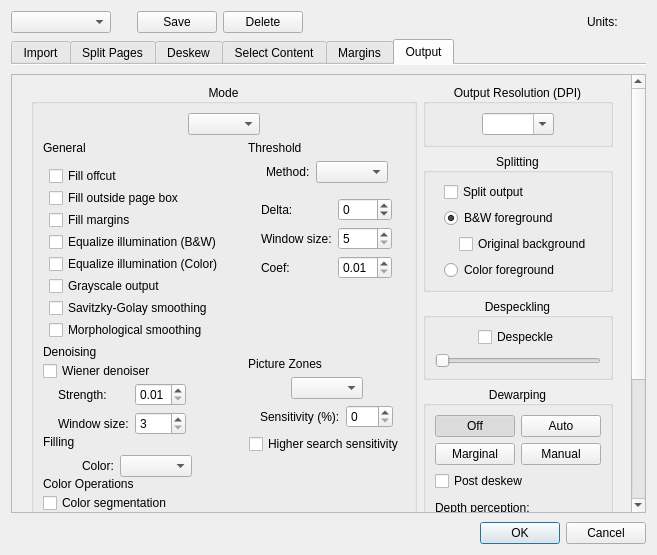
Before: the Qt Designer form src/app/DefaultParamsDialog.ui in 2ndmax/scantailor-ocr, drawn with Qt 5.
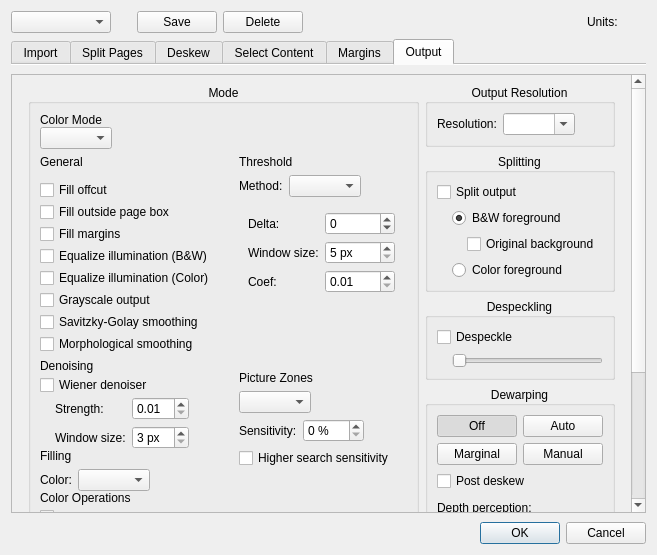
After: the same form once the commit is applied. The open tabs and pages were chosen to show the change. Icons and pictures are not drawn. Custom widgets are drawn as their Qt base class.

Commit message: Options panels: one left-aligned layout, units in the fields

Patch:
```diff
--- a/src/app/DefaultParamsDialog.ui
+++ b/src/app/DefaultParamsDialog.ui
@@ -633,23 +633,20 @@
               </item>
               <item>
                <layout class="QHBoxLayout" name="_7">
-                <item>
-                 <spacer>
-                  <property name="orientation">
-                   <enum>Qt::Horizontal</enum>
-                  </property>
-                  <property name="sizeHint" stdset="0">
-                   <size>
-                    <width>1</width>
-                    <height>1</height>
-                   </size>
-                  </property>
-                 </spacer>
-                </item>
+<item>
+<widget class="QLabel" name="angleLabel">
+<property name="text">
+<string>Angle:</string>
+</property>
+</widget>
+</item>
                 <item>
                  <widget class="QDoubleSpinBox" name="angleSpinBox">
+<property name="suffix">
+<string notr="true">°</string>
+</property>
                   <property name="alignment">
-                   <set>Qt::AlignRight|Qt::AlignTrailing|Qt::AlignVCenter</set>
+                   <set>Qt::AlignLeft|Qt::AlignVCenter</set>
                   </property>
                   <property name="singleStep">
                    <double>0.010000000000000</double>
@@ -902,25 +899,12 @@
                     <property name="bottomMargin">
                      <number>0</number>
                     </property>
-                    <item>
-                     <spacer name="horizontalSpacer_11">
-                      <property name="orientation">
-                       <enum>Qt::Horizontal</enum>
-                      </property>
-                      <property name="sizeHint" stdset="0">
-                       <size>
-                        <width>1</width>
-                        <height>1</height>
-                       </size>
-                      </property>
-                     </spacer>
-                    </item>
                     <item>
                      <layout class="QGridLayout" name="gridLayout_6">
                       <item row="0" column="0">
                        <widget class="QLabel" name="label">
                         <property name="text">
-                         <string>Width</string>
+                         <string>Width:</string>
                         </property>
                        </widget>
                       </item>
@@ -940,7 +924,7 @@
                       <item row="1" column="0">
                        <widget class="QLabel" name="label_2">
                         <property name="text">
-                         <string>Height</string>
+                         <string>Height:</string>
                         </property>
                        </widget>
                       </item>
@@ -1125,19 +1109,6 @@
                <layout class="QVBoxLayout" name="verticalLayout_14">
                 <item>
                  <layout class="QHBoxLayout" name="horizontalLayout_8">
-                  <item>
-                   <spacer name="horizontalSpacer_21">
-                    <property name="orientation">
-                     <enum>Qt::Horizontal</enum>
-                    </property>
-                    <property name="sizeHint" stdset="0">
-                     <size>
-                      <width>1</width>
-                      <height>1</height>
-                     </size>
-                    </property>
-                   </spacer>
-                  </item>
                   <item>
                    <widget class="QCheckBox" name="autoMargins">
                     <property name="text">
@@ -1166,19 +1137,6 @@
                 <item>
                  <widget class="QWidget" name="marginsWidget" native="true">
                   <layout class="QHBoxLayout" name="horizontalLayout_9">
-                   <item>
-                    <spacer name="horizontalSpacer_23">
-                     <property name="orientation">
-                      <enum>Qt::Horizontal</enum>
-                     </property>
-                     <property name="sizeHint" stdset="0">
-                      <size>
-                       <width>1</width>
-                       <height>1</height>
-                      </size>
-                     </property>
-                    </spacer>
-                   </item>
                    <item>
                     <layout class="QGridLayout" name="gridLayout_9">
                      <item row="0" column="2" rowspan="2">
@@ -1232,21 +1190,21 @@
                      <item row="0" column="0">
                       <widget class="QLabel" name="label_3">
                        <property name="text">
-                        <string>Top</string>
+                        <string>Top:</string>
                        </property>
                       </widget>
                      </item>
                      <item row="3" column="0">
                       <widget class="QLabel" name="label_4">
                        <property name="text">
-                        <string>Right</string>
+                        <string>Right:</string>
                        </property>
                       </widget>
                      </item>
                      <item row="2" column="0">
                       <widget class="QLabel" name="label_5">
                        <property name="text">
-                        <string>Left</string>
+                        <string>Left:</string>
                        </property>
                       </widget>
                      </item>
@@ -1334,7 +1292,7 @@
                      <item row="1" column="0">
                       <widget class="QLabel" name="label_6">
                        <property name="text">
-                        <string>Bottom</string>
+                        <string>Bottom:</string>
                        </property>
                       </widget>
                      </item>
@@ -1424,19 +1382,6 @@
              <layout class="QVBoxLayout" name="verticalLayout_12">
               <item>
                <layout class="QHBoxLayout" name="horizontalLayout_26">
-                <item>
-                 <spacer name="horizontalSpacer_15">
-                  <property name="orientation">
-                   <enum>Qt::Horizontal</enum>
-                  </property>
-                  <property name="sizeHint" stdset="0">
-                   <size>
-                    <width>1</width>
-                    <height>1</height>
-                   </size>
-                  </property>
-                 </spacer>
-                </item>
                 <item>
                  <widget class="QCheckBox" name="alignWithOthersCB">
                   <property name="text">
@@ -1464,19 +1409,9 @@
               </item>
               <item>
                <layout class="QHBoxLayout" name="horizontalLayout_20">
-                <item>
-                 <spacer name="horizontalSpacer_74">
-                  <property name="orientation">
-                   <enum>Qt::Horizontal</enum>
-                  </property>
-                  <property name="sizeHint" stdset="0">
-                   <size>
-                    <width>1</width>
-                    <height>1</height>
-                   </size>
-                  </property>
-                 </spacer>
-                </item>
+<property name="leftMargin">
+<number>15</number>
+</property>
                 <item>
                  <layout class="QGridLayout" name="gridLayout_15">
                   <item row="0" column="0">
@@ -1556,19 +1491,9 @@
               </item>
               <item>
                <layout class="QHBoxLayout" name="horizontalLayout_5">
-                <item>
-                 <spacer name="horizontalSpacer_17">
-                  <property name="orientation">
-                   <enum>Qt::Horizontal</enum>
-                  </property>
-                  <property name="sizeHint" stdset="0">
-                   <size>
-                    <width>1</width>
-                    <height>1</height>
-                   </size>
-                  </property>
-                 </spacer>
-                </item>
+<property name="leftMargin">
+<number>15</number>
+</property>
                 <item>
                  <layout class="QGridLayout" name="gridLayout_8">
                   <property name="spacing">
@@ -1860,20 +1785,19 @@
                <number>18</number>
               </property>
               <item row="0" column="0" colspan="2">
+<layout class="QVBoxLayout" name="colorModeLayout">
+<item>
+<widget class="SectionHeading" name="colorModeHeading">
+<property name="text">
+<string>Color Mode</string>
+</property>
+<property name="first">
+<bool>true</bool>
+</property>
+</widget>
+</item>
+<item>
                <layout class="QHBoxLayout" name="horizontalLayout_13">
-                <item>
-                 <spacer name="horizontalSpacer_33">
-                  <property name="orientation">
-                   <enum>Qt::Horizontal</enum>
-                  </property>
-                  <property name="sizeHint" stdset="0">
-                   <size>
-                    <width>1</width>
-                    <height>1</height>
-                   </size>
-                  </property>
-                 </spacer>
-                </item>
                 <item>
                  <widget class="QComboBox" name="colorModeSelector"/>
                 </item>
@@ -1891,6 +1815,8 @@
                  </spacer>
                 </item>
                </layout>
+</item>
+</layout>
               </item>
               <item row="1" column="0">
                <layout class="QVBoxLayout" name="verticalLayout_16">
@@ -1914,33 +1840,17 @@
                      <property name="text">
                       <string>General</string>
                      </property>
-                     <property name="first">
-                      <bool>true</bool>
-                     </property>
                     </widget>
                    </item>
                    <item>
                     <layout class="QHBoxLayout" name="horizontalLayout_14">
-                     <item>
-                      <spacer name="horizontalSpacer_35">
-                       <property name="orientation">
-                        <enum>Qt::Horizontal</enum>
-                       </property>
-                       <property name="sizeHint" stdset="0">
-                        <size>
-                         <width>1</width>
-                         <height>1</height>
-                        </size>
-                       </property>
-                      </spacer>
-                     </item>
                      <item>
                       <layout class="QVBoxLayout" name="verticalLayout_13">
                        <property name="spacing">
                         <number>2</number>
                        </property>
                        <property name="leftMargin">
-                        <number>5</number>
+                        <number>0</number>
                        </property>
                        <property name="topMargin">
                         <number>5</number>
@@ -2137,6 +2047,9 @@
                       </item>
                       <item row="1" column="2">
                        <widget class="QSpinBox" name="wienerWindowSize">
+<property name="suffix">
+<string notr="true"> px</string>
+</property>
                         <property name="toolTip">
                          <string>The dimensions of a pixel neighborhood to consider.</string>
                         </property>
@@ -2191,19 +2104,6 @@
                    </item>
                    <item>
                     <layout class="QHBoxLayout" name="horizontalLayout_23">
-                     <item>
-                      <spacer name="horizontalSpacer_43">
-                       <property name="orientation">
-                        <enum>Qt::Horizontal</enum>
-                       </property>
-                       <property name="sizeHint" stdset="0">
-                        <size>
-                         <width>1</width>
-                         <height>1</height>
-                        </size>
-                       </property>
-                      </spacer>
-                     </item>
                      <item>
                       <widget class="QLabel" name="fillingColorLabel">
                        <property name="text">
@@ -2564,19 +2464,6 @@
                    </item>
                    <item>
                     <layout class="QHBoxLayout" name="horizontalLayout_22">
-                     <item>
-                      <spacer name="horizontalSpacer_42">
-                       <property name="orientation">
-                        <enum>Qt::Horizontal</enum>
-                       </property>
-                       <property name="sizeHint" stdset="0">
-                        <size>
-                         <width>1</width>
-                         <height>1</height>
-                        </size>
-                       </property>
-                      </spacer>
-                     </item>
                      <item>
                       <widget class="QLabel" name="thresholMethodLabel">
                        <property name="text">
@@ -2736,19 +2623,6 @@
                       <layout class="QVBoxLayout" name="verticalLayout_25">
                        <item>
                         <layout class="QHBoxLayout" name="horizontalLayout_12">
-                         <item>
-                          <spacer name="horizontalSpacer_20">
-                           <property name="orientation">
-                            <enum>Qt::Horizontal</enum>
-                           </property>
-                           <property name="sizeHint" stdset="0">
-                            <size>
-                             <width>1</width>
-                             <height>1</height>
-                            </size>
-                           </property>
-                          </spacer>
-                         </item>
                          <item>
                           <layout class="QGridLayout" name="gridLayout_11">
                            <item row="0" column="0">
@@ -2783,6 +2657,9 @@
                            </item>
                            <item row="1" column="1">
                             <widget class="QSpinBox" name="sauvolaWindowSize">
+<property name="suffix">
+<string notr="true"> px</string>
+</property>
                              <property name="toolTip">
                               <string>The dimensions of a pixel neighborhood to consider.</string>
                              </property>
@@ -2853,19 +2730,6 @@
                       <layout class="QVBoxLayout" name="verticalLayout_26">
                        <item>
                         <layout class="QHBoxLayout" name="horizontalLayout_17">
-                         <item>
-                          <spacer name="horizontalSpacer_26">
-                           <property name="orientation">
-                            <enum>Qt::Horizontal</enum>
-                           </property>
-                           <property name="sizeHint" stdset="0">
-                            <size>
-                             <width>1</width>
-                             <height>1</height>
-                            </size>
-                           </property>
-                          </spacer>
-                         </item>
                          <item>
                           <layout class="QGridLayout" name="gridLayout_12">
                            <item row="0" column="0">
@@ -2900,6 +2764,9 @@
                            </item>
                            <item row="1" column="1">
                             <widget class="QSpinBox" name="wolfWindowSize">
+<property name="suffix">
+<string notr="true"> px</string>
+</property>
                              <property name="toolTip">
                               <string>The dimensions of a pixel neighborhood to consider.</string>
                              </property>
@@ -3035,19 +2902,6 @@
                    </item>
                    <item>
                     <layout class="QHBoxLayout" name="horizontalLayout_15">
-                     <item>
-                      <spacer name="horizontalSpacer_37">
-                       <property name="orientation">
-                        <enum>Qt::Horizontal</enum>
-                       </property>
-                       <property name="sizeHint" stdset="0">
-                        <size>
-                         <width>1</width>
-                         <height>1</height>
-                        </size>
-                       </property>
-                      </spacer>
-                     </item>
                      <item>
                       <widget class="QComboBox" name="pictureShapeSelector"/>
                      </item>
@@ -3081,28 +2935,18 @@
                       <property name="bottomMargin">
                        <number>0</number>
                       </property>
-                      <item>
-                       <spacer name="horizontalSpacer_39">
-                        <property name="orientation">
-                         <enum>Qt::Horizontal</enum>
-                        </property>
-                        <property name="sizeHint" stdset="0">
-                         <size>
-                          <width>1</width>
-                          <height>1</height>
-                         </size>
-                        </property>
-                       </spacer>
-                      </item>
                       <item>
                        <widget class="QLabel" name="pictureShapeSensitivityLabel">
                         <property name="text">
-                         <string>Sensitivity (%):</string>
+                         <string>Sensitivity:</string>
                         </property>
                        </widget>
                       </item>
                       <item>
                        <widget class="QSpinBox" name="pictureShapeSensitivitySB">
+<property name="suffix">
+<string notr="true"> %</string>
+</property>
                         <property name="maximum">
                          <number>100</number>
                         </property>
@@ -3126,19 +2970,6 @@
                    </item>
                    <item>
                     <layout class="QHBoxLayout" name="horizontalLayout_34">
-                     <item>
-                      <spacer name="horizontalSpacer_72">
-                       <property name="orientation">
-                        <enum>Qt::Horizontal</enum>
-                       </property>
-                       <property name="sizeHint" stdset="0">
-                        <size>
-                         <width>1</width>
-                         <height>1</height>
-                        </size>
-                       </property>
-                      </spacer>
-                     </item>
                      <item>
                       <widget class="QCheckBox" name="higherSearchSensitivityCB">
                        <property name="text">
@@ -3187,25 +3018,19 @@
              <item>
               <widget class="QGroupBox" name="dpiPanel">
                <property name="title">
-                <string>Output Resolution (DPI)</string>
+                <string>Output Resolution</string>
                </property>
                <property name="alignment">
                 <set>Qt::AlignCenter</set>
                </property>
                <layout class="QHBoxLayout" name="horizontalLayout_7">
-                <item>
-                 <spacer name="horizontalSpacer_30">
-                  <property name="orientation">
-                   <enum>Qt::Horizontal</enum>
-                  </property>
-                  <property name="sizeHint" stdset="0">
-                   <size>
-                    <width>1</width>
-                    <height>1</height>
-                   </size>
-                  </property>
-                 </spacer>
-                </item>
+<item>
+<widget class="QLabel" name="dpiLabel">
+<property name="text">
+<string>Resolution:</string>
+</property>
+</widget>
+</item>
                 <item>
                  <widget class="QComboBox" name="dpiSelector">
                   <property name="toolTip">
@@ -3244,19 +3069,6 @@
                 <set>Qt::AlignCenter</set>
                </property>
                <layout class="QHBoxLayout" name="horizontalLayout_18">
-                <item>
-                 <spacer name="horizontalSpacer_47">
-                  <property name="orientation">
-                   <enum>Qt::Horizontal</enum>
-                  </property>
-                  <property name="sizeHint" stdset="0">
-                   <size>
-                    <width>1</width>
-                    <height>1</height>
-                   </size>
-                  </property>
-                 </spacer>
-                </item>
                 <item>
                  <layout class="QVBoxLayout" name="verticalLayout_22">
                   <item>
@@ -3266,6 +3078,11 @@
                     </property>
                    </widget>
                   </item>
+<item>
+<layout class="QVBoxLayout" name="splittingSubLayout">
+<property name="leftMargin">
+<number>15</number>
+</property>
                   <item>
                    <widget class="QRadioButton" name="bwForegroundRB">
                     <property name="text">
@@ -3313,6 +3130,8 @@
                     </property>
                    </widget>
                   </item>
+</layout>
+</item>
                  </layout>
                 </item>
                 <item>
@@ -3342,19 +3161,6 @@
                <layout class="QVBoxLayout" name="verticalLayout_23">
                 <item>
                  <layout class="QHBoxLayout" name="horizontalLayout_37">
-                  <item>
-                   <spacer name="horizontalSpacer_51">
-                    <property name="orientation">
-                     <enum>Qt::Horizontal</enum>
-                    </property>
-                    <property name="sizeHint" stdset="0">
-                     <size>
-                      <width>1</width>
-                      <height>1</height>
-                     </size>
-                    </property>
-                   </spacer>
-                  </item>
                   <item>
                    <widget class="QCheckBox" name="despeckleCB">
                     <property name="text">
@@ -3377,6 +3183,11 @@
                   </item>
                  </layout>
                 </item>
+<item>
+<layout class="QVBoxLayout" name="despeckleSliderLayout">
+<property name="leftMargin">
+<number>15</number>
+</property>
                 <item>
                  <widget class="QSlider" name="despeckleSlider">
                   <property name="minimum">
@@ -3399,6 +3210,8 @@
                   </property>
                  </widget>
                 </item>
+</layout>
+</item>
                </layout>
               </widget>
              </item>
```
The commit also changes 28 other files.
